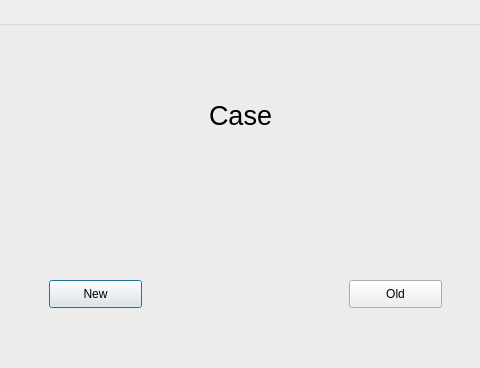
Old version of the form case.ui in the repository iMPERIAL18/sanidhya_dental_care; both pictures show x 91 to 571 and y 0 to 368 of the 686 by 522 pixel window.
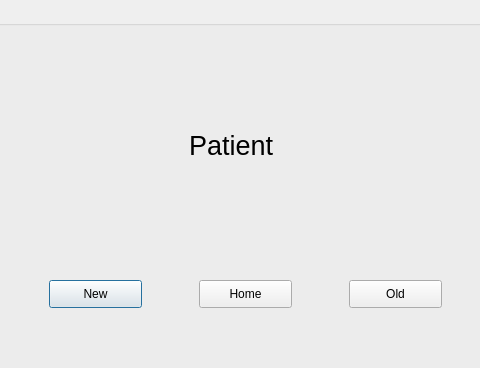
New version of the form.

Commit message: added skip button in appointment.ui and xray.ui added home button in case.ui added pending button in invoice.ui

```diff
--- a/case.ui
+++ b/case.ui
@@ -60,9 +60,9 @@
    <widget class="QLabel" name="label">
     <property name="geometry">
      <rect>
-      <x>280</x>
-      <y>70</y>
-      <width>71</width>
+      <x>260</x>
+      <y>100</y>
+      <width>101</width>
       <height>51</height>
      </rect>
     </property>
@@ -72,7 +72,20 @@
      </font>
     </property>
     <property name="text">
-     <string>Case</string>
+     <string>Patient</string>
+    </property>
+   </widget>
+   <widget class="QPushButton" name="homeButton">
+    <property name="geometry">
+     <rect>
+      <x>270</x>
+      <y>260</y>
+      <width>93</width>
+      <height>28</height>
+     </rect>
+    </property>
+    <property name="text">
+     <string>Home</string>
     </property>
    </widget>
   </widget>
```
The commit also changes 2 other files.
